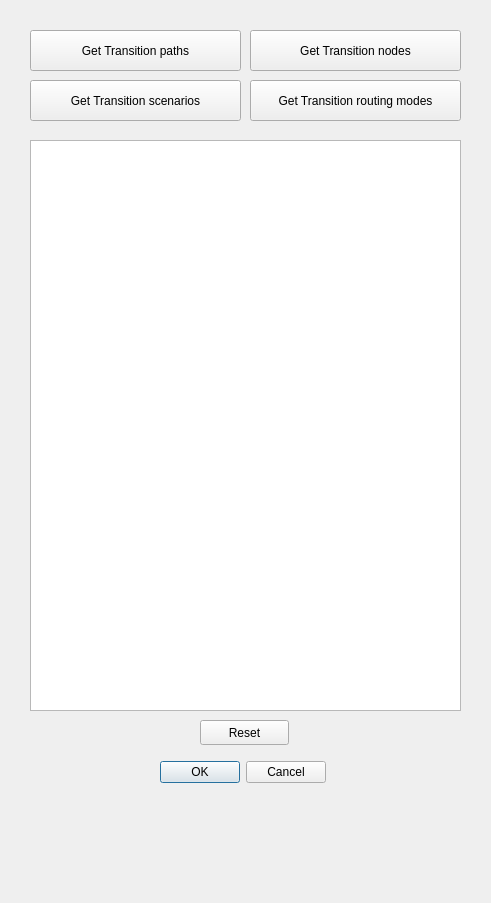
Above: transition_qgis_dockwidget_base.ui from chairemobilite/transition_qgis before the change. Below: the same form after it.
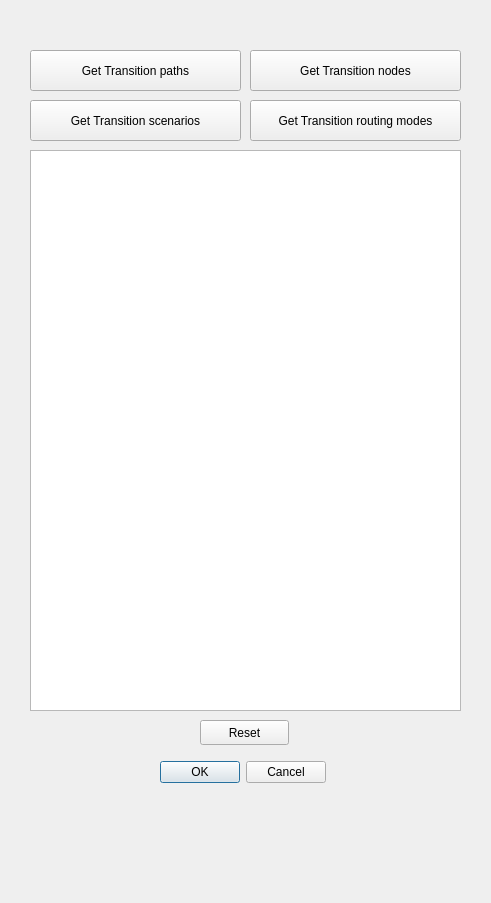
That is the form after the change.

Commit message: Add login dialog

What changed in the file:
```diff
--- a/transition_qgis_dockwidget_base.ui
+++ b/transition_qgis_dockwidget_base.ui
@@ -30,9 +30,9 @@
    <property name="geometry">
     <rect>
      <x>30</x>
-     <y>140</y>
+     <y>150</y>
      <width>431</width>
-     <height>571</height>
+     <height>561</height>
     </rect>
    </property>
   </widget>
@@ -53,7 +53,7 @@
    <property name="geometry">
     <rect>
      <x>30</x>
-     <y>30</y>
+     <y>50</y>
      <width>211</width>
      <height>41</height>
     </rect>
@@ -66,7 +66,7 @@
    <property name="geometry">
     <rect>
      <x>30</x>
-     <y>80</y>
+     <y>100</y>
      <width>211</width>
      <height>41</height>
     </rect>
@@ -79,7 +79,7 @@
    <property name="geometry">
     <rect>
      <x>250</x>
-     <y>80</y>
+     <y>100</y>
      <width>211</width>
      <height>41</height>
     </rect>
@@ -92,7 +92,7 @@
    <property name="geometry">
     <rect>
      <x>250</x>
-     <y>30</y>
+     <y>50</y>
      <width>211</width>
      <height>41</height>
     </rect>
```
Left out of the diff: 8 changed lines with no effect on the pictures. The commit also changes 4 other files.
